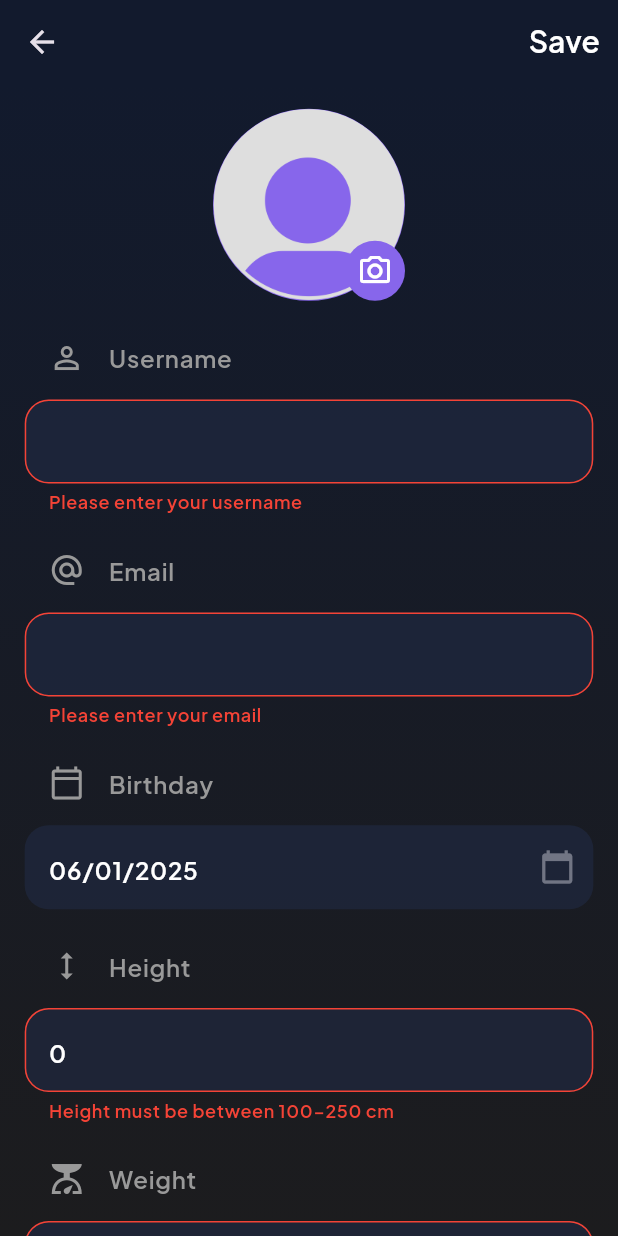
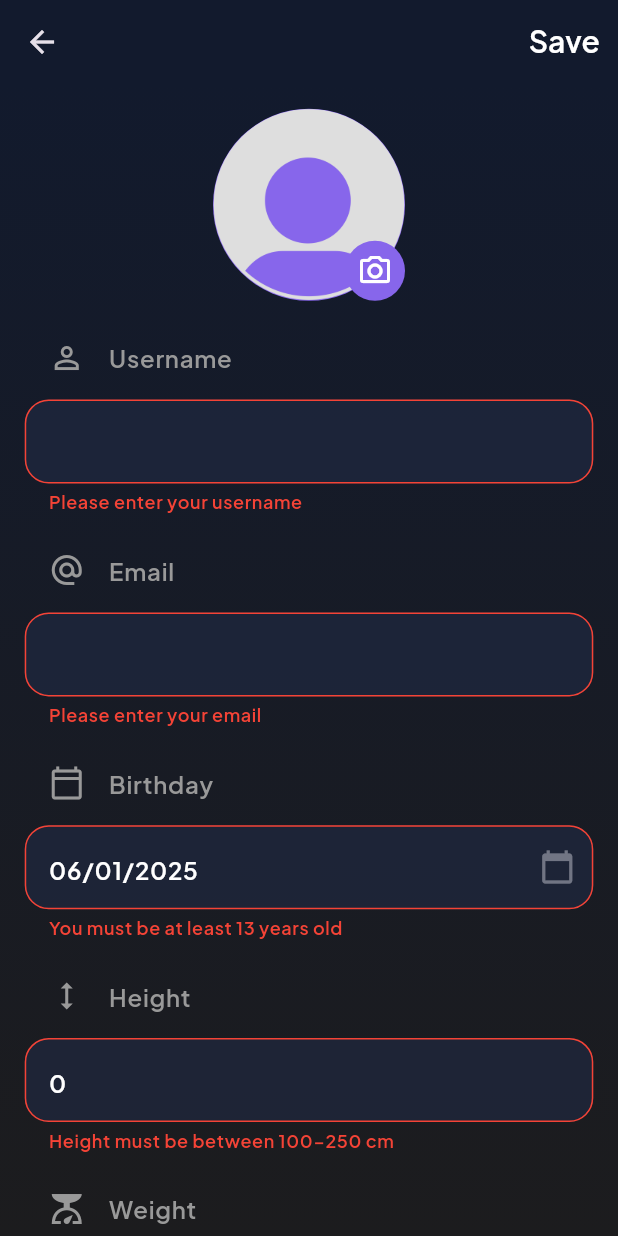
Before and after one commit to kiro314159265359/ImproQuest, a Flutter app: the PersonalInfo screen opened by its route, after a tap on "Save", on a phone screen of 412 x 824 dp. Run offline on Flutter 3.47's test engine with Material 3 defaults, Android fonts, the phone set to English and light mode, and no system bars; our stand-ins replace awesome_snackbar_content, bloc, dio, equatable, fl_chart, flutter_bloc and 13 more; missing offline and left inert: flame, flame_audio, flutter_activity_recognition, flutter_foreground_task; accounts and stored records are empty; network calls fail.

```diff
--- a/frontend/lib/core/utils/validate_input.dart
+++ b/frontend/lib/core/utils/validate_input.dart
@@ -74,13 +74,13 @@ class ValidateInput {
       return 'Please enter your birthday';
     }
     try {
-      final date = DateFormat('MM/dd/yyyy').parseStrict(value);
+      final date = DateFormat('M/d/yyyy').parseStrict(value);
       final minimumDate = DateTime.now().subtract(const Duration(days: 4745));
       if (date.isAfter(minimumDate)) {
         return 'You must be at least 13 years old';
       }
     } catch (e) {
-      return 'Use DD/MM/YYYY format';
+      return 'Use MM/DD/YYYY format';
     }
     return null;
   }
--- a/frontend/lib/features/home/data/model/user_model.dart
+++ b/frontend/lib/features/home/data/model/user_model.dart
@@ -65,7 +65,8 @@ class UserModel {
     if (json['birth_date'] != null) {
       try {
         final dateTime = DateTime.parse(json['birth_date']);
-        birthDate = DateFormat('MM/dd/yyyy').format(dateTime);
+        final localDate = DateTime(dateTime.year, dateTime.month, dateTime.day);
+        birthDate = DateFormat('MM/dd/yyyy').format(localDate);
       } catch (e) {
         birthDate = json['birth_date'];
       }
@@ -200,7 +201,7 @@ class Quests {
     sId = json['_id'];
     name = json['name'];
     type = json['type'];
-    goal = json['goal'];
+    goal = json['goal'] != null ? (json['goal'] as num).truncate() : null;
     progress = json['progress'];
     xpReward = json['xp_reward'];
     goldReward = json['gold_reward'];
--- a/frontend/lib/features/home/presentation/manager/user_cubit.dart
+++ b/frontend/lib/features/home/presentation/manager/user_cubit.dart
@@ -103,7 +103,7 @@ class UserCubit extends HydratedCubit<UserState> {
       String isoDate;
       try {
         final dt = DateFormat('MM/dd/yyyy').parseStrict(raw);
-        isoDate = dt.toUtc().toIso8601String();
+        isoDate = DateTime(dt.year, dt.month, dt.day).toIso8601String();
       } catch (_) {
         isoDate = raw;
       }
--- a/frontend/lib/features/settings/presentation/views/personal_info.dart
+++ b/frontend/lib/features/settings/presentation/views/personal_info.dart
@@ -81,6 +81,7 @@ class _PersonalInfoState extends State<PersonalInfo> {
             Dialogs.loadingDialog(context: context);
           }
           if (state is UserError || state is UpdateError) {
+            Navigator.pop(context);
             Snackbars.showErrorSnackbar(
                 context,
                 state is UserError
@@ -169,8 +170,7 @@ class _PersonalInfoState extends State<PersonalInfo> {
                         showCalendarIcon: true,
                         hintText: "",
                         controller: cubit.birthDayController,
-                        validator: (value) =>
-                            value?.isEmpty ?? true ? 'Required' : null)),
+                        validator: ValidateInput.birthday)),
                 SizedBox(height: h * 0.012),
                 LabelBox(
                     leadingIcon: Icons.height,
```
